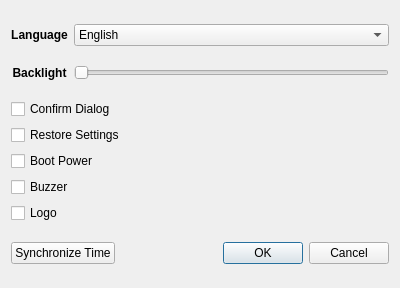
ShayBox/RidenGUI, file ridengui/settings.ui: the form before one commit.
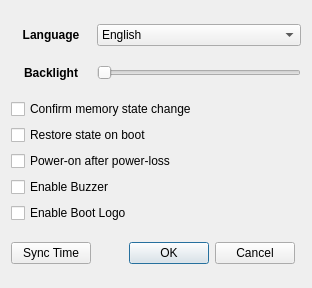
The form after the commit. Icons and pictures are not drawn.

```diff
--- a/ridengui/settings.ui
+++ b/ridengui/settings.ui
@@ -6,7 +6,7 @@
    <rect>
     <x>0</x>
     <y>0</y>
-    <width>400</width>
+    <width>312</width>
     <height>288</height>
    </rect>
   </property>
@@ -18,46 +18,7 @@
     <normaloff>.</normaloff>.</iconset>
   </property>
   <layout class="QGridLayout" name="gridLayout">
-   <item row="0" column="0">
-    <widget class="QLabel" name="Language_Label">
-     <property name="font">
-      <font>
-       <weight>75</weight>
-       <bold>true</bold>
-      </font>
-     </property>
-     <property name="text">
-      <string>Language</string>
-     </property>
-     <property name="alignment">
-      <set>Qt::AlignCenter</set>
-     </property>
-    </widget>
-   </item>
-   <item row="1" column="0">
-    <widget class="QLabel" name="Backlight_Label">
-     <property name="font">
-      <font>
-       <weight>75</weight>
-       <bold>true</bold>
-      </font>
-     </property>
-     <property name="text">
-      <string>Backlight</string>
-     </property>
-     <property name="alignment">
-      <set>Qt::AlignCenter</set>
-     </property>
-    </widget>
-   </item>
-   <item row="3" column="0" colspan="2">
-    <widget class="QPushButton" name="Time_Button">
-     <property name="text">
-      <string>Synchronize Time</string>
-     </property>
-    </widget>
-   </item>
-   <item row="1" column="1" colspan="2">
+   <item row="1" column="2" colspan="2">
     <widget class="QSlider" name="Backlight_Slider">
      <property name="maximum">
       <number>5</number>
@@ -67,77 +28,116 @@
      </property>
     </widget>
    </item>
-   <item row="3" column="2">
-    <widget class="QDialogButtonBox" name="Buttons">
-     <property name="orientation">
-      <enum>Qt::Horizontal</enum>
+   <item row="0" column="2" colspan="2">
+    <widget class="QComboBox" name="Language_ComboBox">
+     <item>
+      <property name="text">
+       <string>English</string>
+      </property>
+     </item>
+     <item>
+      <property name="text">
+       <string>Chinese</string>
+      </property>
+     </item>
+     <item>
+      <property name="text">
+       <string>Deutsch</string>
+      </property>
+     </item>
+     <item>
+      <property name="text">
+       <string>Français</string>
+      </property>
+     </item>
+    </widget>
+   </item>
+   <item row="1" column="1">
+    <widget class="QLabel" name="Backlight_Label">
+     <property name="font">
+      <font>
+       <weight>75</weight>
+       <bold>true</bold>
+      </font>
      </property>
-     <property name="standardButtons">
-      <set>QDialogButtonBox::Cancel|QDialogButtonBox::Ok</set>
+     <property name="text">
+      <string>Backlight</string>
      </property>
+     <property name="alignment">
+      <set>Qt::AlignCenter</set>
+     </property>
     </widget>
    </item>
-   <item row="2" column="0" colspan="3">
+   <item row="0" column="1">
+    <widget class="QLabel" name="Language_Label">
+     <property name="font">
+      <font>
+       <weight>75</weight>
+       <bold>true</bold>
+      </font>
+     </property>
+     <property name="text">
+      <string>Language</string>
+     </property>
+     <property name="alignment">
+      <set>Qt::AlignCenter</set>
+     </property>
+    </widget>
+   </item>
+   <item row="2" column="1" colspan="3">
     <layout class="QGridLayout" name="gridLayout_2">
      <item row="1" column="0">
       <widget class="QCheckBox" name="Confirm_Box">
        <property name="text">
-        <string>Confirm Dialog</string>
+        <string>Confirm memory state change</string>
        </property>
       </widget>
      </item>
      <item row="5" column="0">
       <widget class="QCheckBox" name="Logo_Box">
        <property name="text">
-        <string>Logo</string>
+        <string>Enable Boot Logo</string>
        </property>
       </widget>
      </item>
      <item row="2" column="0">
       <widget class="QCheckBox" name="Restore_Box">
        <property name="text">
-        <string>Restore Settings</string>
+        <string>Restore state on boot</string>
        </property>
       </widget>
      </item>
      <item row="3" column="0">
       <widget class="QCheckBox" name="Power_Box">
        <property name="text">
-        <string>Boot Power</string>
+        <string>Power-on after power-loss</string>
        </property>
       </widget>
      </item>
      <item row="4" column="0">
       <widget class="QCheckBox" name="Buzzer_Box">
        <property name="text">
-        <string>Buzzer</string>
+        <string>Enable Buzzer</string>
        </property>
       </widget>
      </item>
     </layout>
    </item>
-   <item row="0" column="1" colspan="2">
-    <widget class="QComboBox" name="Language_ComboBox">
-     <item>
-      <property name="text">
-       <string>English</string>
-      </property>
-     </item>
-     <item>
-      <property name="text">
-       <string>Chinese</string>
-      </property>
-     </item>
-     <item>
-      <property name="text">
-       <string>Deutsch</string>
-      </property>
-     </item>
-     <item>
-      <property name="text">
-       <string>Français</string>
-      </property>
-     </item>
+   <item row="6" column="1">
+    <widget class="QPushButton" name="Time_Button">
+     <property name="text">
+      <string>Sync Time</string>
+     </property>
+    </widget>
+   </item>
+   <item row="6" column="2">
+    <widget class="QDialogButtonBox" name="Buttons">
+     <property name="orientation">
+      <enum>Qt::Horizontal</enum>
+     </property>
+     <property name="standardButtons">
+      <set>QDialogButtonBox::Cancel|QDialogButtonBox::Ok</set>
+     </property>
     </widget>
    </item>
   </layout>
```
Left out of the diff: 2 changed lines with no effect on the pictures.
